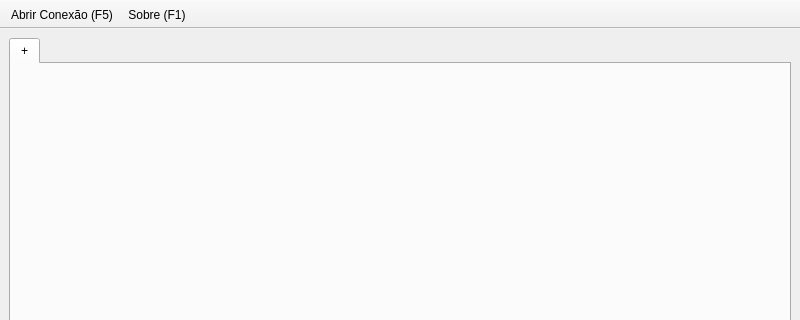
This is app/ChatWindow.ui in cskab46/SpreadChat as Qt 5 draws it before an edit; both pictures show x 0 to 800 and y 0 to 320 of the 800 by 600 pixel window. The edited form follows.
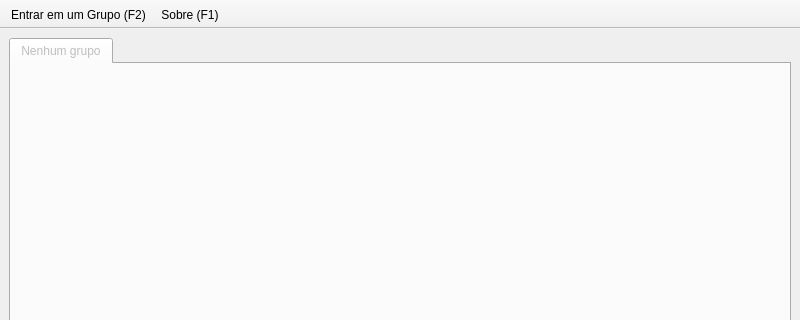
This is the edited form.

Commit message: Adicinada opção para ingressar em um grupo

What changed in the file:
```diff
--- a/app/ChatWindow.ui
+++ b/app/ChatWindow.ui
@@ -17,9 +17,12 @@
    <layout class="QHBoxLayout" name="horizontalLayout">
     <item>
      <widget class="QTabWidget" name="tabWidget">
+      <property name="enabled">
+       <bool>false</bool>
+      </property>
       <widget class="QWidget" name="tab">
        <attribute name="title">
-        <string>+</string>
+        <string>Nenhum grupo</string>
        </attribute>
       </widget>
      </widget>
@@ -47,7 +50,7 @@
    <attribute name="toolBarBreak">
     <bool>false</bool>
    </attribute>
-   <addaction name="actionOpenConnection"/>
+   <addaction name="actionJoinGroup"/>
    <addaction name="actionAbout"/>
   </widget>
   <action name="actionAbout">
@@ -58,12 +61,12 @@
     <string>F1</string>
    </property>
   </action>
-  <action name="actionOpenConnection">
+  <action name="actionJoinGroup">
    <property name="text">
-    <string>Abrir Conexão (F5)</string>
+    <string>Entrar em um Grupo (F2)</string>
    </property>
    <property name="shortcut">
-    <string>F5</string>
+    <string>F2</string>
    </property>
   </action>
  </widget>
```
The commit also changes 8 other files.
